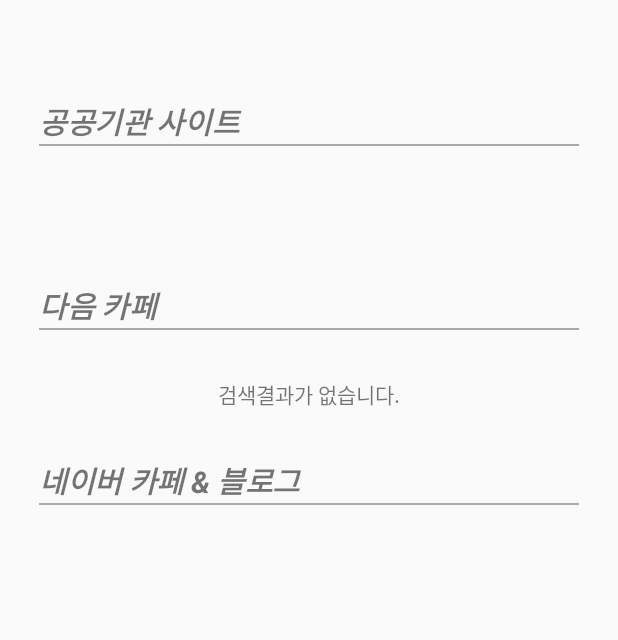
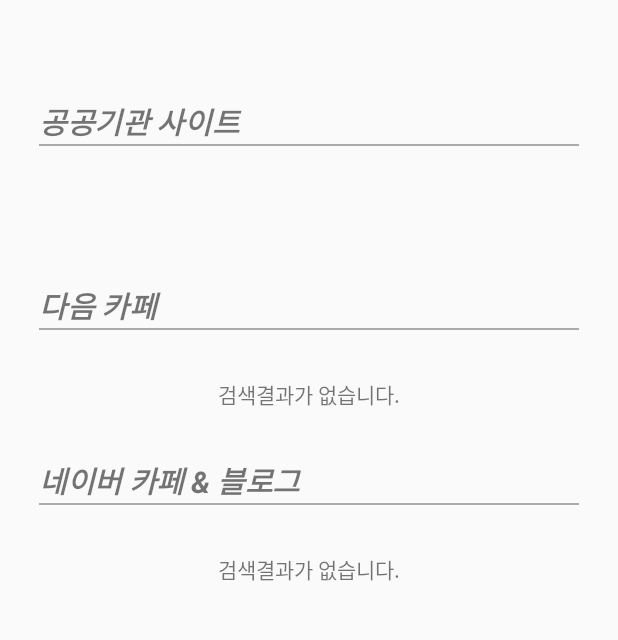
Before and after one commit to Cha-Dahee/Wheelchair, an Android app: the fragment InfoFragment placed in its activity, on a phone screen of 412 x 824 dp, the part 53-693 px from its top. Run offline under Robolectric (Android 15) with nearby library versions, the light colour scheme and no system bars; libraries missing offline, so code that uses them is left out: com.skp; 13 statements that could not run were skipped.

Commit message:
오류 수정

```diff
--- a/Wheeliric/app/src/main/java/org/milal/wheeliric/InfoFragment.java
+++ b/Wheeliric/app/src/main/java/org/milal/wheeliric/InfoFragment.java
@@ -17,10 +17,6 @@
 
 import java.util.ArrayList;
 import java.util.concurrent.ExecutionException;
-
-import static org.milal.wheeliric.R.id.image1;
-import static org.milal.wheeliric.R.id.image2;
-import static org.milal.wheeliric.R.id.image3;
 
 public class InfoFragment extends Fragment {
 
@@ -157,6 +153,7 @@
         //하은이 네이버 정보 여기
         //textView5.setText("");
         //if(검색 결과 없으면) textView5.setText("검색결과가 없습니다.");
+        textView5.setText("검색결과가 없습니다.");
 
         return view;
     }
--- a/Wheeliric/app/src/main/res/layout/fragment_info.xml
+++ b/Wheeliric/app/src/main/res/layout/fragment_info.xml
@@ -137,8 +137,7 @@
                 android:layout_height="wrap_content"
                 android:layout_gravity="center"
                 android:id="@+id/textView5"
-                android:layout_margin="16dp"
-                android:textColor="@android:color/black"/>
+                android:layout_margin="32dp" />
 
         </LinearLayout>
     </ScrollView>
```
Also changed, not shown: Wheeliric/app/src/main/res/drawable/wheeliric4.png.
